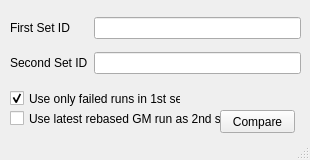
lab0s/Set-Comparator, file WindowUI.ui: the form before one commit.
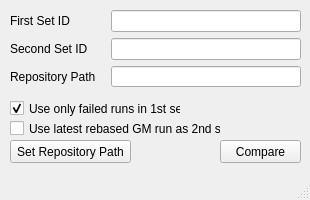
The form after the commit.

What changed in the file:
```diff
--- a/WindowUI.ui
+++ b/WindowUI.ui
@@ -7,19 +7,19 @@
     <x>0</x>
     <y>0</y>
     <width>310</width>
-    <height>160</height>
+    <height>200</height>
    </rect>
   </property>
   <property name="minimumSize">
    <size>
     <width>310</width>
-    <height>160</height>
+    <height>200</height>
    </size>
   </property>
   <property name="maximumSize">
    <size>
     <width>310</width>
-    <height>160</height>
+    <height>200</height>
    </size>
   </property>
   <property name="cursor">
@@ -47,24 +47,32 @@
       <x>10</x>
       <y>10</y>
       <width>291</width>
-      <height>71</height>
+      <height>77</height>
      </rect>
     </property>
     <layout class="QGridLayout" name="gridLayout">
-     <item row="1" column="1">
-      <widget class="QLineEdit" name="lineEdit_second">
-       <property name="mouseTracking">
-        <bool>false</bool>
+     <item row="2" column="0">
+      <widget class="QLabel" name="label_3">
+       <property name="text">
+        <string>Repository Path</string>
        </property>
-       <property name="focusPolicy">
-        <enum>Qt::StrongFocus</enum>
+      </widget>
+     </item>
+     <item row="0" column="0">
+      <widget class="QLabel" name="label">
+       <property name="text">
+        <string>First Set ID</string>
        </property>
-       <property name="toolTipDuration">
-        <number>-1</number>
+      </widget>
+     </item>
+     <item row="1" column="0">
+      <widget class="QLabel" name="label_2">
+       <property name="text">
+        <string>Second Set ID</string>
        </property>
       </widget>
      </item>
-     <item row="0" column="1">
+     <item row="0" column="1" colspan="2">
       <widget class="QLineEdit" name="lineEdit_first">
        <property name="mouseTracking">
         <bool>false</bool>
@@ -83,17 +91,38 @@
        </property>
       </widget>
      </item>
-     <item row="1" column="0">
-      <widget class="QLabel" name="label_2">
-       <property name="text">
-        <string>Second Set ID</string>
+     <item row="1" column="1" colspan="2">
+      <widget class="QLineEdit" name="lineEdit_second">
+       <property name="mouseTracking">
+        <bool>false</bool>
+       </property>
+       <property name="focusPolicy">
+        <enum>Qt::StrongFocus</enum>
+       </property>
+       <property name="toolTipDuration">
+        <number>-1</number>
        </property>
       </widget>
      </item>
-     <item row="0" column="0">
-      <widget class="QLabel" name="label">
-       <property name="text">
-        <string>First Set ID</string>
+     <item row="2" column="1" colspan="2">
+      <widget class="QLineEdit" name="lineEdit_repository_path">
+       <property name="mouseTracking">
+        <bool>false</bool>
+       </property>
+       <property name="focusPolicy">
+        <enum>Qt::StrongFocus</enum>
+       </property>
+       <property name="toolTipDuration">
+        <number>-1</number>
+       </property>
+       <property name="statusTip">
+        <string/>
+       </property>
+       <property name="inputMask">
+        <string/>
+       </property>
+       <property name="readOnly">
+        <bool>true</bool>
        </property>
       </widget>
      </item>
@@ -103,7 +132,7 @@
     <property name="geometry">
      <rect>
       <x>10</x>
-      <y>110</y>
+      <y>120</y>
       <width>211</width>
       <height>17</height>
      </rect>
@@ -119,8 +148,8 @@
     <property name="geometry">
      <rect>
       <x>220</x>
-      <y>110</y>
-      <width>75</width>
+      <y>140</y>
+      <width>81</width>
       <height>23</height>
      </rect>
     </property>
@@ -132,7 +161,7 @@
     <property name="geometry">
      <rect>
       <x>10</x>
-      <y>90</y>
+      <y>100</y>
       <width>171</width>
       <height>17</height>
      </rect>
@@ -144,6 +173,19 @@
      <bool>true</bool>
     </property>
    </widget>
+   <widget class="QPushButton" name="pushButton_set_repository_path">
+    <property name="geometry">
+     <rect>
+      <x>10</x>
+      <y>140</y>
+      <width>121</width>
+      <height>23</height>
+     </rect>
+    </property>
+    <property name="text">
+     <string>Set Repository Path</string>
+    </property>
+   </widget>
   </widget>
   <widget class="QStatusBar" name="statusbar"/>
  </widget>
```
Left out of the diff: 4 changed lines with no effect on the pictures.
